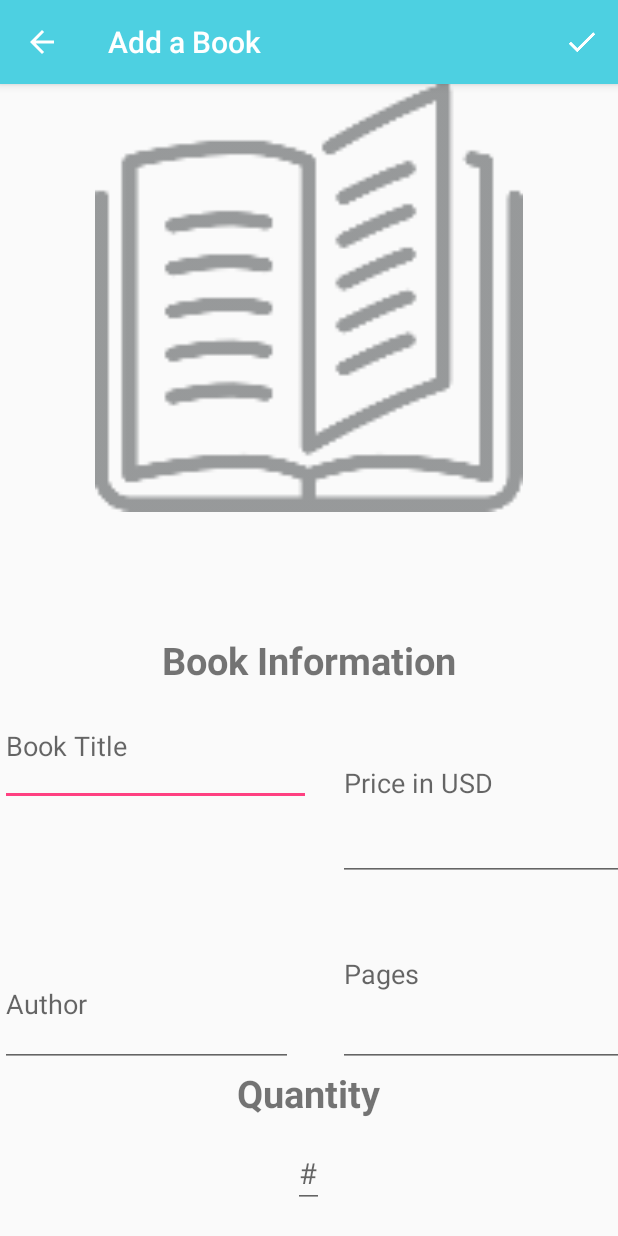
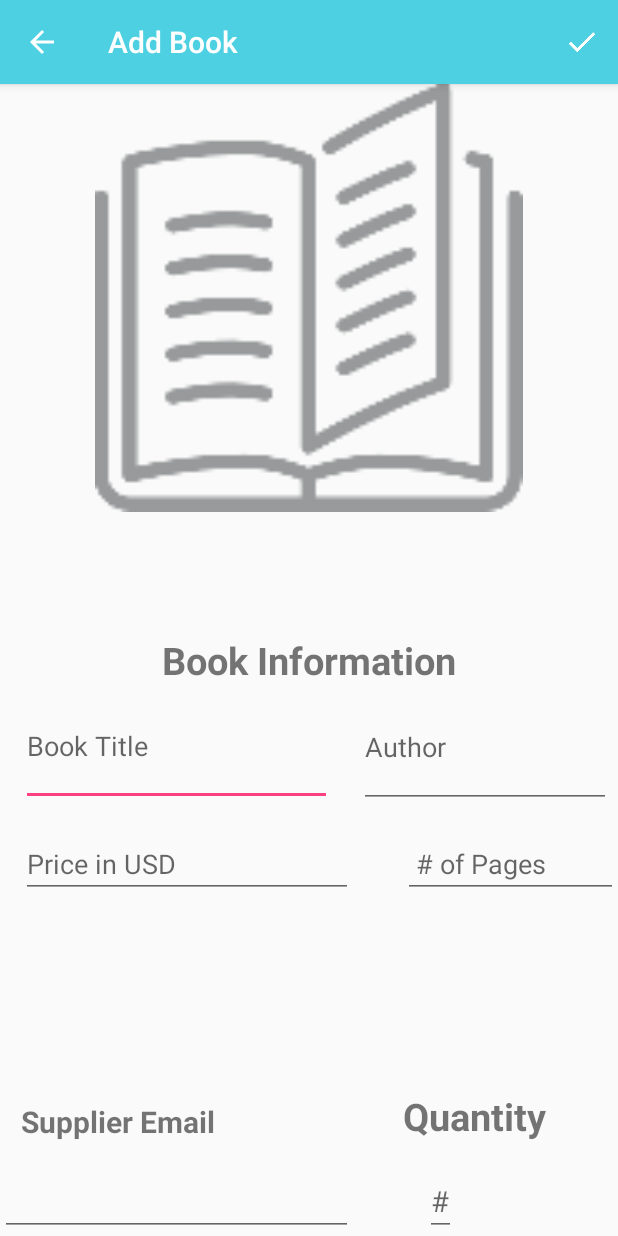
Before and after one commit to katherinebabineau/BookInventoryApplication, an Android app: the screen it shows after launch (EditorActivity), after a tap on an icon or button, on a phone screen of 412 x 824 dp. Run offline under Robolectric (Android 15) with nearby library versions, the phone set to English and light mode, and no system bars.

Commit message:
details add to Main Activity

```diff
--- a/app/src/main/java/com/example/katie/bookinventoryapplication/BookCursorAdapter.java
+++ b/app/src/main/java/com/example/katie/bookinventoryapplication/BookCursorAdapter.java
@@ -44,7 +44,7 @@ public class BookCursorAdapter extends CursorAdapter {
 
         titleTextView.setText(title);
         priceTextView.setText(context.getString(R.string.all_inventory_price_text, price));
-        quantityTextView.setText(quantity);
+        quantityTextView.setText(String.valueOf(quantity));
 
         Button saleButton =  view.findViewById(R.id.saleButton);
         saleButton.setOnClickListener(new View.OnClickListener(){
--- a/app/src/main/java/com/example/katie/bookinventoryapplication/EditorActivity.java
+++ b/app/src/main/java/com/example/katie/bookinventoryapplication/EditorActivity.java
@@ -2,17 +2,17 @@ package com.example.katie.bookinventoryapplication;
 
 import android.app.Activity;
 import android.app.AlertDialog;
+import android.app.LoaderManager;
 import android.content.ContentValues;
+import android.content.CursorLoader;
 import android.content.DialogInterface;
 import android.content.Intent;
+import android.content.Loader;
 import android.database.Cursor;
 import android.net.Uri;
 import android.os.Build;
 import android.os.Bundle;
-import android.support.v4.app.LoaderManager;
 import android.support.v4.app.NavUtils;
-import android.support.v4.content.CursorLoader;
-import android.support.v4.content.Loader;
 import android.support.v7.app.AppCompatActivity;
 import android.text.TextUtils;
 import android.view.Menu;
@@ -25,15 +25,14 @@ import android.widget.Toast;
 
 import com.example.katie.bookinventoryapplication.data.BookContract;
 
+
 /**
  * Created by Katie on 9/14/2017.
  */
 
-public class EditorActivity extends AppCompatActivity implements
-        LoaderManager.LoaderCallbacks<Cursor> {
+public class EditorActivity extends AppCompatActivity implements LoaderManager.LoaderCallbacks<Cursor> {
 
-    //Book Data Loader
-    private static final int EXISTING_BOOK_LOADER = 1;
+
     private static final int IMAGE_REQUEST_CODE = 1100;
     //Content URI for existing book
     private Uri mCurrentBookUri;
@@ -47,6 +46,8 @@ public class EditorActivity extends AppCompatActivity implements
     private EditText mPageNumberEditText;
     //EditText Field to enter the Price
     private EditText mPriceEditText;
+    //EditTex Field to enter the Supplier Email
+    private EditText mSupplierEmail;
     //EditText Field to enter the Quantity
     private EditText mQuantityEditText;
     //Boolean to keep track of book edits
@@ -77,12 +78,11 @@ public class EditorActivity extends AppCompatActivity implements
 
         //If the intent does not contain book URI- create new book.
         if (mCurrentBookUri == null) {
-            setTitle("Add a Book");
+            setTitle(getString(R.string.add_book));
             invalidateOptionsMenu();
         } else {
-            setTitle("Book Details");
-
-            //getLoaderManager().initLoader(EXISTING_BOOK_LOADER, null, this);
+            setTitle(getString(R.string.edit_book));
+            getLoaderManager().initLoader(1, null, this);
         }
 
         //Find all views
@@ -91,6 +91,7 @@ public class EditorActivity extends AppCompatActivity implements
         mAuthorEditText = (EditText) findViewById(R.id.bookAuthorEditTextEditor);
         mPageNumberEditText = (EditText) findViewById(R.id.bookPagesEditTextEditor);
         mPriceEditText = (EditText) findViewById(R.id.bookPriceEditTextEditor);
+        mSupplierEmail = (EditText) findViewById(R.id.supplierEmaileditor);
         mQuantityEditText = (EditText) findViewById(R.id.quantitySummaryEditor);
 
 
@@ -117,9 +118,11 @@ public class EditorActivity extends AppCompatActivity implements
         mAuthorEditText.setOnTouchListener(mTouchListener);
         mPageNumberEditText.setOnTouchListener(mTouchListener);
         mPriceEditText.setOnTouchListener(mTouchListener);
+        mSupplierEmail.setOnTouchListener(mTouchListener);
         mQuantityEditText.setOnTouchListener(mTouchListener);
 
     }
+
 
     @Override
     public void onActivityResult(int requestCode, int resultCode, Intent data) {
@@ -147,6 +150,7 @@ public class EditorActivity extends AppCompatActivity implements
         String authorString = mAuthorEditText.getText().toString().trim();
         String pagesString = mPageNumberEditText.getText().toString().trim();
         String priceString = mPriceEditText.getText().toString().trim();
+        String supplierString = mSupplierEmail.getText().toString().trim();
         String quantityString = mQuantityEditText.getText().toString().trim();
 
 
@@ -167,6 +171,7 @@ public class EditorActivity extends AppCompatActivity implements
         values.put(BookContract.BookEntry.COLUMN_BOOK_AUTHOR, authorString);
         values.put(BookContract.BookEntry.COLUMN_BOOK_PAGES, pagesString);
         values.put(BookContract.BookEntry.COLUMN_BOOK_PRICE, priceString);
+        values.put(BookContract.BookEntry.COLUMN_SUPPLIER_EMAIL, supplierString);
         values.put(BookContract.BookEntry.COLUMN_BOOK_QUANTITY, quantityString);
 
 
@@ -330,7 +335,10 @@ public class EditorActivity extends AppCompatActivity implements
                 BookContract.BookEntry.COLUMN_BOOK_TITLE,
                 BookContract.BookEntry.COLUMN_BOOK_AUTHOR,
                 BookContract.BookEntry.COLUMN_BOOK_PAGES,
-                BookContract.BookEntry.COLUMN_BOOK_PRICE};
+                BookContract.BookEntry.COLUMN_BOOK_PRICE,
+                BookContract.BookEntry.COLUMN_SUPPLIER_EMAIL,
+                BookContract.BookEntry.COLUMN_BOOK_QUANTITY
+                };
 
         return new CursorLoader(this,
                 mCurrentBookUri,
@@ -339,6 +347,9 @@ public class EditorActivity extends AppCompatActivity implements
                 null,
                 null);
     }
+
+
+
 
 
     @Override
@@ -354,6 +365,7 @@ public class EditorActivity extends AppCompatActivity implements
             int authorColumnIndex = cursor.getColumnIndex(BookContract.BookEntry.COLUMN_BOOK_AUTHOR);
             int pagesColumnIndex = cursor.getColumnIndex(BookContract.BookEntry.COLUMN_BOOK_PAGES);
             int priceColumnIndex = cursor.getColumnIndex(BookContract.BookEntry.COLUMN_BOOK_PRICE);
+            int supplierColumnIndex = cursor.getColumnIndex(BookContract.BookEntry.COLUMN_SUPPLIER_EMAIL);
             int quantityColumnIndex = cursor.getColumnIndex(BookContract.BookEntry.COLUMN_BOOK_QUANTITY);
 
             //Extract from column using index
@@ -362,6 +374,7 @@ public class EditorActivity extends AppCompatActivity implements
             String author = cursor.getString(authorColumnIndex);
             Integer pages = cursor.getInt(pagesColumnIndex);
             Float price = cursor.getFloat(priceColumnIndex);
+            String email = cursor.getString(supplierColumnIndex);
             Integer quantity = cursor.getInt(quantityColumnIndex);
 
             //Show data to user
@@ -372,10 +385,12 @@ public class EditorActivity extends AppCompatActivity implements
             mAuthorEditText.setText(author);
             mPageNumberEditText.setText(String.valueOf(pages));
             mPriceEditText.setText(String.valueOf(price));
+            mSupplierEmail.setText(email);
             mQuantityEditText.setText(String.valueOf(quantity));
 
         }
-    }
+   }
+
 
     @Override
     public void onLoaderReset(Loader<Cursor> loader) {
@@ -384,6 +399,7 @@ public class EditorActivity extends AppCompatActivity implements
         mAuthorEditText.setText("");
         mPageNumberEditText.setText("");
         mPriceEditText.setText("");
+        mSupplierEmail.setText("");
         mQuantityEditText.setText("");
 
     }
--- a/app/src/main/java/com/example/katie/bookinventoryapplication/MainActivity.java
+++ b/app/src/main/java/com/example/katie/bookinventoryapplication/MainActivity.java
@@ -21,7 +21,7 @@ import com.example.katie.bookinventoryapplication.data.BookContract;
 public class MainActivity extends AppCompatActivity implements LoaderManager.LoaderCallbacks<Cursor> {
 
     private static final int BOOK_LOADER= 0;
-    BookCursorAdapter mCursorAdapter;
+    private BookCursorAdapter mCursorAdapter;
 
 
     @Override
@@ -29,19 +29,8 @@ public class MainActivity extends AppCompatActivity implements LoaderManager.Loa
         super.onCreate(savedInstanceState);
         setContentView(R.layout.activity_main);
 
-        //Links the FAB to become an intent to the editor activity
-        FloatingActionButton fab = (FloatingActionButton) findViewById(R.id.fab);
-        fab.setOnClickListener(new View.OnClickListener(){
-            @Override
-            public void onClick(View view) {
-                Intent intent = new Intent (MainActivity.this, EditorActivity.class);
-                startActivity(intent);
-            }
-                               });
-
         //Finding the listView for the MainActivity-- this will be populated with book data
         ListView bookListView = (ListView) findViewById(R.id.list);
-
         //Set the empty view on the ListView so that it will show when there are no books.
         View emptyView = findViewById(R.id.empty_view);
         bookListView.setEmptyView(emptyView);
@@ -49,19 +38,24 @@ public class MainActivity extends AppCompatActivity implements LoaderManager.Loa
         //Link the Adapter to add data to each list item of book data in the Cursor.
         mCursorAdapter = new BookCursorAdapter(this, null);
         bookListView.setAdapter(mCursorAdapter);
-
-        //Setup what happens when a list item is clicked. This should bring you to the editor activity
-        //but the editor activity will only show details mode, and won't be editable until another
-        //button is clicked.
-
+        //Setup what happens when a list item is clicked. This should bring you to the details activity
+        //and won't be editable until another editing button is clicked.
         bookListView.setOnItemClickListener(new AdapterView.OnItemClickListener() {
             @Override
-                public void onItemClick (AdapterView<?> parent, View view, int position, long id) {
-                    Intent intent = new Intent(MainActivity.this, DetailsActivity.class);
+            public void onItemClick(AdapterView<?> adapterView, View view, int i, long l) {
+                Uri bookUri = ContentUris.withAppendedId(BookContract.BookEntry.CONTENT_URI, l);
+               // Intent intent = new Intent(MainActivity.this, DetailsActivity.class);
+               // intent.setData(bookUri);
+               // startActivity(intent);
+            }
+        });
 
-                    Uri currentBookUri = ContentUris.withAppendedId(BookContract.BookEntry.CONTENT_URI, id);
-                    intent.setData(currentBookUri);
-
+        //Links the FAB to become an intent to the editor activity
+        FloatingActionButton fab = (FloatingActionButton) findViewById(R.id.fab);
+        fab.setOnClickListener(new View.OnClickListener(){
+            @Override
+            public void onClick(View view) {
+                Intent intent = new Intent (MainActivity.this, EditorActivity.class);
                 startActivity(intent);
             }
                                });
--- a/app/src/main/res/layout/activity_editor.xml
+++ b/app/src/main/res/layout/activity_editor.xml
@@ -30,9 +30,10 @@
         android:id="@+id/linearLayout"
         android:weightSum="1"
         android:layout_below="@+id/headerTextViewDetails"
-        android:layout_alignParentLeft="true"
-        android:layout_alignParentStart="true"
-        android:layout_above="@+id/quantityHeaderEditor">
+        android:layout_toRightOf="@+id/linearLayout2"
+        android:layout_toEndOf="@+id/linearLayout2"
+        android:layout_marginLeft="14dp"
+        android:layout_marginStart="14dp">
  <LinearLayout
      android:layout_width="225dp"
      android:layout_height="98dp"
@@ -43,28 +44,25 @@
          android:id="@+id/bookTitleEditTextEditor"
          android:layout_width="207dp"
          android:layout_height="80dp"
-         android:hint="Book Title"/>
+         android:hint="Book Title" />
 
  </LinearLayout>
 
         <LinearLayout
             android:layout_width="match_parent"
             android:layout_height="match_parent"
-            android:orientation="vertical">
+            android:orientation="vertical"
+            android:weightSum="1">
 
             <EditText
-                android:id="@+id/bookPriceEditTextEditor"
-                android:layout_width="221dp"
-                android:layout_height="wrap_content"
-                android:layout_weight="1.08"
-                android:hint="Price in USD"/>
-
-            <EditText
-                android:id="@+id/bookPagesEditTextEditor"
-                android:layout_width="220dp"
-                android:layout_height="wrap_content"
-                android:layout_weight="1"
-                android:hint="Pages"/>
+                android:id="@+id/bookAuthorEditTextEditor"
+                android:layout_width="168dp"
+                android:layout_height="72dp"
+                android:layout_above="@+id/quantityHeaderEditor"
+                android:layout_toLeftOf="@+id/quantitySummaryEditor"
+                android:layout_toStartOf="@+id/quantitySummaryEditor"
+                android:layout_weight="0.40"
+                android:hint="Author" />
 
         </LinearLayout>
 
@@ -78,9 +76,11 @@
         android:text="Quantity"
         android:textSize="25sp"
         android:textStyle="bold"
-        android:layout_above="@+id/plusButtonEditor"
-        android:layout_centerHorizontal="true"
-        android:layout_marginBottom="14dp" />
+        android:layout_marginRight="48dp"
+        android:layout_marginEnd="48dp"
+        android:layout_alignBottom="@+id/textView"
+        android:layout_alignParentRight="true"
+        android:layout_alignParentEnd="true" />
 
     <LinearLayout
         android:layout_width="wrap_content"
@@ -90,50 +90,58 @@
 
     </LinearLayout>
 
-    <Button
-        android:id="@+id/plusButtonEditor"
-        android:layout_width="wrap_content"
-        android:layout_height="wrap_content"
-        android:text="+"
-        android:layout_marginBottom="16dp"
-        android:layout_marginLeft="26dp"
-        android:layout_marginStart="26dp"
-        android:layout_alignParentBottom="true"
-        android:layout_toRightOf="@+id/quantitySummaryEditor"
-        android:layout_toEndOf="@+id/quantitySummaryEditor"
-        android:visibility="invisible"/>
-
-    <Button
-        android:id="@+id/minusButtonEditor"
-        android:layout_width="wrap_content"
-        android:layout_height="wrap_content"
-        android:text="-"
-        android:layout_marginRight="24dp"
-        android:layout_marginEnd="24dp"
-        android:layout_alignBaseline="@+id/quantitySummaryEditor"
-        android:layout_alignBottom="@+id/quantitySummaryEditor"
-        android:layout_toLeftOf="@+id/quantitySummaryEditor"
-        android:layout_toStartOf="@+id/quantitySummaryEditor"
-        android:visibility="invisible"/>
-
     <EditText
         android:id="@+id/quantitySummaryEditor"
         android:layout_width="wrap_content"
         android:layout_height="wrap_content"
-
         android:hint="#"
         android:textSize="19sp"
-        android:layout_alignBaseline="@+id/plusButtonEditor"
-        android:layout_alignBottom="@+id/plusButtonEditor"
-        android:layout_centerHorizontal="true" />
+        android:layout_alignParentBottom="true"
+        android:layout_alignRight="@+id/headerTextViewDetails"
+        android:layout_alignEnd="@+id/headerTextViewDetails" />
+
+    <TextView
+        android:id="@+id/textView"
+        android:layout_width="match_parent"
+        android:layout_height="wrap_content"
+        android:text="Supplier Email"
+        android:textSize="20sp"
+        android:textStyle="bold"
+        android:layout_marginBottom="16dp"
+        android:layout_above="@+id/quantitySummaryEditor"
+        android:layout_alignLeft="@+id/bookPriceEditTextEditor"
+        android:layout_alignStart="@+id/bookPriceEditTextEditor" />
 
     <EditText
-        android:id="@+id/bookAuthorEditTextEditor"
-        android:layout_width="match_parent"
-        android:layout_height="84dp"
-        android:hint="Author"
-        android:layout_above="@+id/quantityHeaderEditor"
-        android:layout_toStartOf="@+id/quantitySummaryEditor"
-        android:layout_toLeftOf="@+id/quantitySummaryEditor" />
+        android:id="@+id/bookPriceEditTextEditor"
+        android:layout_width="221dp"
+        android:layout_height="wrap_content"
+        android:layout_weight="1.08"
+        android:hint="Price in USD"
+        android:layout_below="@+id/linearLayout"
+        android:layout_alignLeft="@+id/linearLayout"
+        android:layout_alignStart="@+id/linearLayout" />
+
+    <EditText
+        android:id="@+id/bookPagesEditTextEditor"
+        android:layout_width="220dp"
+        android:layout_height="wrap_content"
+        android:layout_weight="1"
+        android:hint=" # of Pages"
+        android:layout_below="@+id/linearLayout"
+        android:layout_alignLeft="@+id/quantityHeaderEditor"
+        android:layout_alignStart="@+id/quantityHeaderEditor" />
+
+    <EditText
+        android:id="@+id/supplierEmaileditor"
+        android:layout_width="107dp"
+        android:layout_height="wrap_content"
+        android:inputType="textEmailAddress"
+        android:textSize="19sp"
+        android:layout_alignParentBottom="true"
+        android:layout_alignTop="@+id/quantitySummaryEditor"
+        android:layout_toRightOf="@+id/linearLayout2"
+        android:layout_alignRight="@+id/bookPriceEditTextEditor"
+        android:layout_alignEnd="@+id/bookPriceEditTextEditor" />
 
 </RelativeLayout>
--- a/app/src/main/res/values/strings.xml
+++ b/app/src/main/res/values/strings.xml
@@ -21,4 +21,7 @@
     <string name="Save">Save</string>
     <string name="edit_book_details">Edit Book Details</string>
     <string name="Book_Details">Book Details</string>
+    <string name="add_book">Add Book</string>
+    <string name="edit_book">Edit Book</string>
+    <string name="title_activity_details">Book Details</string>
 </resources>
```
Also changed, not shown: app/src/main/AndroidManifest.xml (+9 -7 lines), app/src/main/java/com/example/katie/bookinventoryapplication/DetailsActivity.java (+23 -0 lines), app/src/main/res/layout/activity_main.xml (+14 -14 lines). Lines whose indentation alone changed are shown as unchanged.
